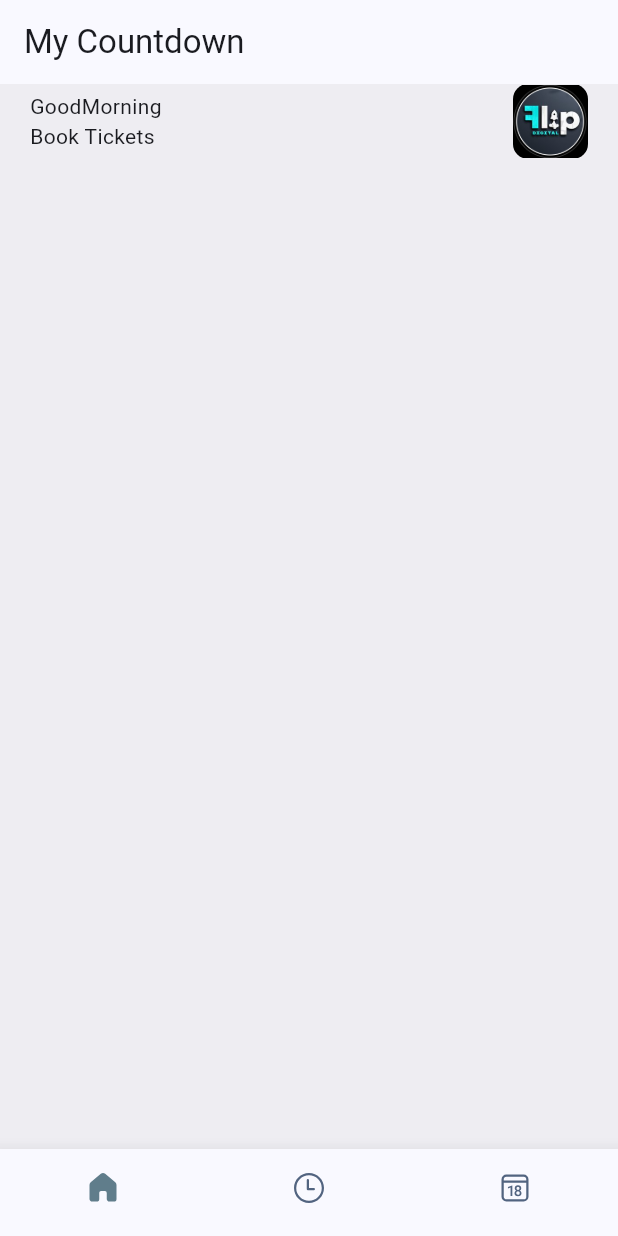
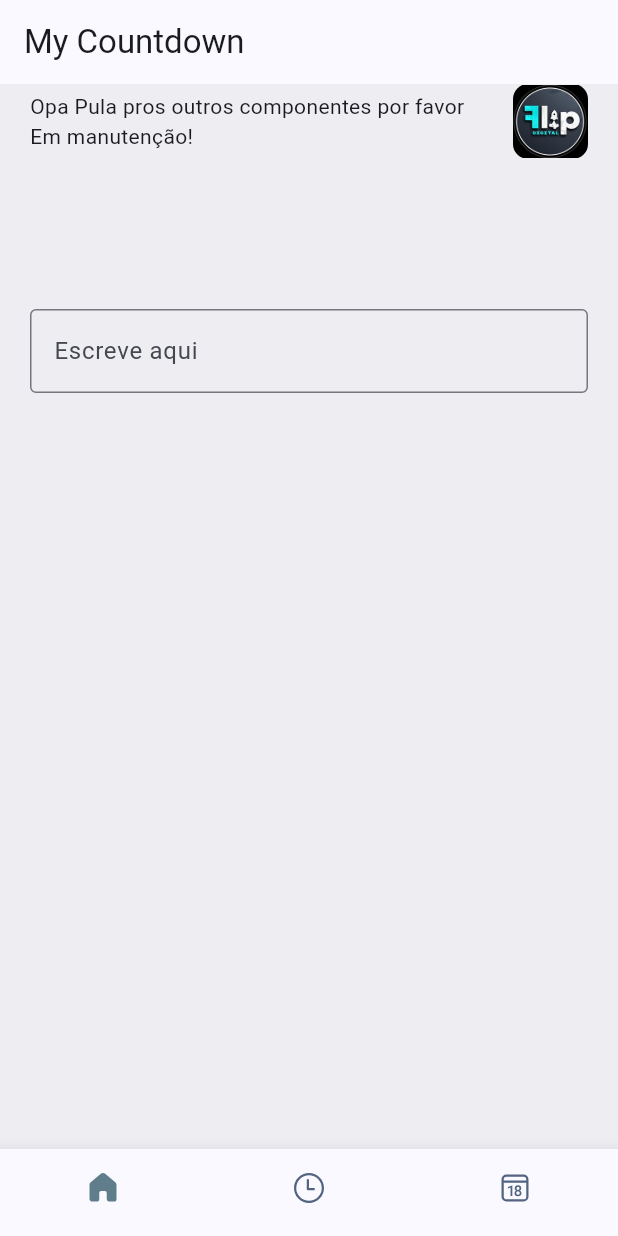
Before and after one commit to Starjed/CountDown, a Flutter app: the screen it shows after launch, on a phone screen of 412 x 824 dp. Run offline on Flutter 3.47's test engine with Material 2 defaults, Android fonts, the phone set to English and light mode, and no system bars; our stand-ins replace fluentui_icons, table_calendar.

Commit message:
Adiciona text field na home que exibe o que o usuário digitou

```diff
--- a/lib/screens/bottom_bar.dart
+++ b/lib/screens/bottom_bar.dart
@@ -1,5 +1,6 @@
 import 'package:app_countdown/screens/calendar_screen.dart';
 import 'package:app_countdown/screens/home_screen.dart';
+import 'package:app_countdown/screens/stop_watch_screen.dart';
 import 'package:fluentui_icons/fluentui_icons.dart';
 import 'package:flutter/cupertino.dart';
 import 'package:flutter/material.dart';
@@ -15,9 +16,9 @@ class BottomBarState extends State<BottomBar> {
   int _selectedIndex = 0;
 
   static final List<Widget> _widgetOptions = <Widget> [
-    HomeScreen(),
-    const Text("Countdown"),
-    CalendarScreen(),
+    const HomeScreen(),
+    StopWatchScreen(),
+    const CalendarScreen(),
   ];
 
   void _onItemTapped(int index) {
--- a/lib/screens/home_screen.dart
+++ b/lib/screens/home_screen.dart
@@ -1,13 +1,27 @@
 import 'package:flutter/cupertino.dart';
 import 'package:flutter/material.dart';
 
-class HomeScreen extends StatelessWidget {
+class HomeScreen extends StatefulWidget {
   const HomeScreen({Key? key}) : super(key: key);
+
+  @override
+  _HomeScreen createState() => _HomeScreen();
+}
+
+class _HomeScreen extends State<HomeScreen> {
+
+  String _text = '';
+
+   @override
+   void initState() {
+     super.initState();
+   }
+
 
   @override
   Widget build(BuildContext context) {
     return Scaffold(
-      backgroundColor: Color(0xFFeeedf2),
+      backgroundColor: const Color(0xFFeeedf2),
       body: ListView(
         children: [
           Container(
@@ -21,10 +35,10 @@ class HomeScreen extends StatelessWidget {
                       crossAxisAlignment: CrossAxisAlignment.start,
                       children: [
                         Text(
-                            "GoodMorning"
+                            "Opa Pula pros outros componentes por favor"
                         ),
                         Text(
-                          "Book Tickets"
+                          "Em manutenção!"
                         )
                       ],
                     ),
@@ -41,7 +55,26 @@ class HomeScreen extends StatelessWidget {
                       ),
                     )
                   ],
-                )
+                ),
+                const SizedBox(height:100),
+                TextField(
+                  onChanged: (value) {
+                    setState(() => _text = value);
+                  },
+                  decoration: const InputDecoration(
+                    border: OutlineInputBorder(),
+                    hintText: 'Escreve aqui',
+                  ),
+                ),
+                const SizedBox(height: 100),
+                Text(
+                    _text,
+                  style: const TextStyle(
+                    fontSize: 20,
+                    color: Colors.deepOrange,
+                    fontWeight: FontWeight.bold,
+                  ),
+                ),
               ],
             ),
           )
```
Also changed, not shown: pubspec.lock.
